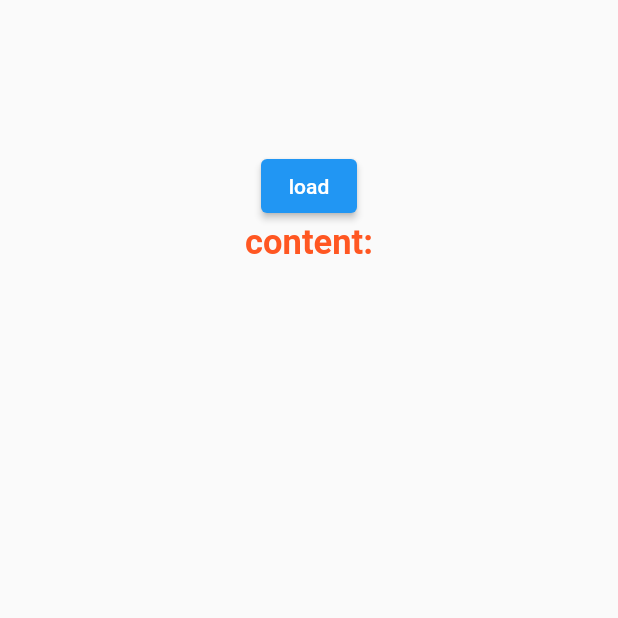
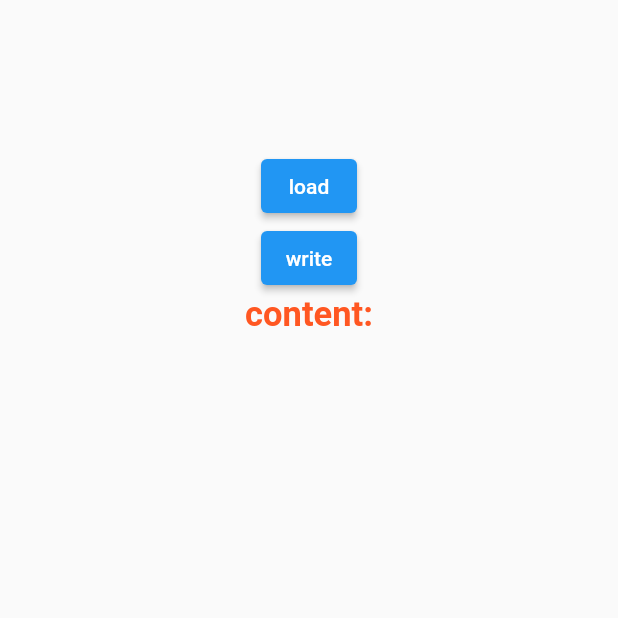
Before and after one commit to AndreyK1105/flutter_app11, a Flutter app: the LoadFile screen opened directly, after a tap on "load", on a phone screen of 412 x 824 dp, the top half of it. Run offline on Flutter 3.47's test engine with Material 2 defaults, Android fonts, the phone set to English and light mode, and no system bars; our stand-ins replace cloud_firestore, firebase_auth, firebase_core, firebase_database, flutter_slidable, fluttertoast and 2 more; accounts and stored records are empty.

Commit message:
load file

```diff
--- a/lib/screens/loadFile.dart
+++ b/lib/screens/loadFile.dart
@@ -15,8 +15,10 @@ class LoadFile extends StatefulWidget{
 class _LoadFileState extends State<LoadFile> {
   List <String> list=[];
 
+
+
  pathDir() async {
-  Directory tempDir = await getTemporaryDirectory();
+  Directory tempDir = await getApplicationDocumentsDirectory();
   String tempPath = tempDir.path;
   return tempPath;
 }
@@ -39,17 +41,40 @@ class _LoadFileState extends State<LoadFile> {
     print(path);
   }
 
+  Future<String> _read() async {
+    String text='';
+    try {
+      final Directory directory = await getApplicationDocumentsDirectory();
+      final File file = File('${directory.path}/my_file.txt');
+      print('directory.path==${directory.path}');
+      text = await file.readAsStringSync();
+    } catch (e) {
+      print("Couldn't read file");
+    }
+    print('text=$text');
+
+    return text;
+  }
+
+  _write(String text) async {
+    final Directory directory = await getApplicationDocumentsDirectory();
+    final File file = File('${directory.path}/my_file.txt');
+    await file.writeAsString(text);
+  }
+
   @override
   Widget build(BuildContext context) {
 
+
+
 getPath();
-    String string='wwww'
-        'ddw'
-        'ccccc \c';//loadAsset();
+    //String string=_read();
+     //   'ddw'
+      //  'ccccc \c';//loadAsset();
 
     void loadFile() async {
       String str='';
-       final file = File('/data/user/0/com.example.flutter_app1/assets/word.txt');
+       final file = File("/assets/word.txt");
        var exist = file.existsSync();
      await   file.exists();
      print(exist);
@@ -63,13 +88,19 @@ getPath();
 
 
     Future<String> loadAsset() async {
-      //String string='';
+      String string='';
       String content= await rootBundle.
       loadString('assets/word.txt');
       string=string+content;
       print(string);
       return string;
     }
+
+    void writeFile() async{
+      String content= await loadAsset();
+      _write(content);
+    }
+
 //print(content);
 
 //loadFile();
@@ -78,9 +109,14 @@ getPath();
        child: Column(
          children: [
            Container(height: 100),
-           ElevatedButton(onPressed: () async { loadFile(); setState(() {
+           ElevatedButton(onPressed: () async { _read(); setState(() {
 
            });}, child: Text('load'),),
+
+           ElevatedButton(onPressed: () async { writeFile(); setState(() {
+
+           });}, child: Text('write'),),
+
            Text('content:$str'),
          ],
        ),
```
